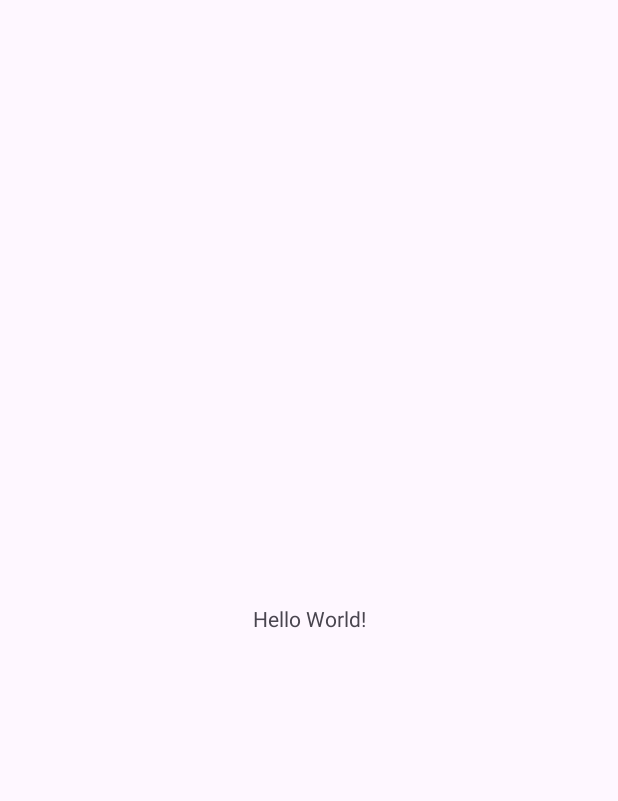
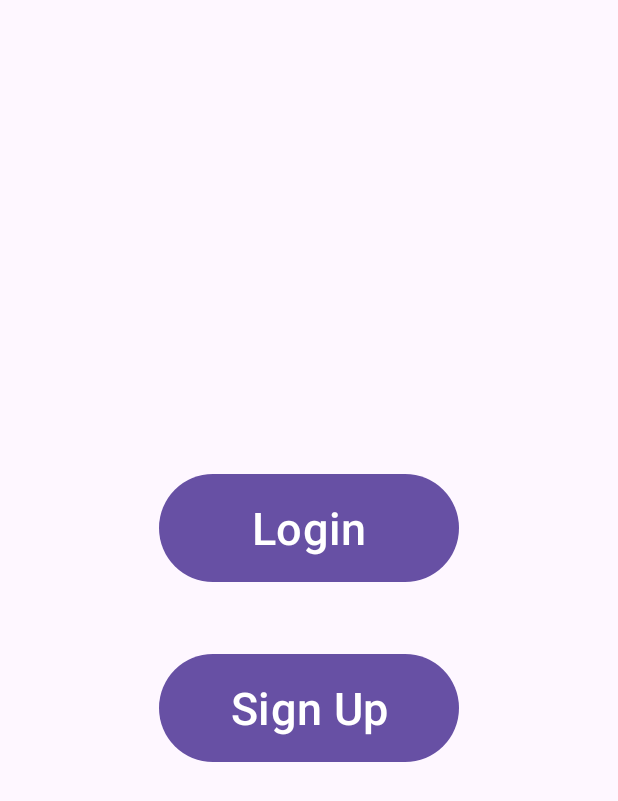
Before and after one commit to ShmoopieDoop/MovieRoullette, an Android app: the screen it shows after launch (MainActivity before the commit, LandingPage after it), on a phone screen of 412 x 824 dp. Before the commit the part shown is almost empty. Shown: the top 801 px of the screen. Run offline under Robolectric (Android 15) with nearby library versions, the phone set to English and light mode, and no system bars.

Commit message:
Added Login and sign up pages

```diff
--- /dev/null
+++ b/app/src/main/java/com/example/movieroullette/LandingPage.java
@@ -0,0 +1,33 @@
+package com.example.movieroullette;
+
+import androidx.appcompat.app.AppCompatActivity;
+
+import android.content.Intent;
+import android.os.Bundle;
+import android.view.View;
+import android.widget.Button;
+
+public class LandingPage extends AppCompatActivity {
+
+    @Override
+    protected void onCreate(Bundle savedInstanceState) {
+        super.onCreate(savedInstanceState);
+        setContentView(R.layout.landing_page);
+
+        // login button
+        findViewById(R.id.login_button).setOnClickListener(
+                view -> {
+                    Intent intent = new Intent(getApplicationContext(), LoginPage.class);
+                    startActivity(intent);
+                }
+        );
+        // sign up button
+        findViewById(R.id.sign_up_button).setOnClickListener(
+                view -> {
+                    Intent intent = new Intent(getApplicationContext(), SignUpPage.class);
+                    startActivity(intent);
+                }
+        );
+
+    }
+}
--- a/app/src/main/java/com/example/movieroullette/MainActivity.java
+++ b/app/src/main/java/com/example/movieroullette/LoginPage.java
@@ -4,11 +4,11 @@ import androidx.appcompat.app.AppCompatActivity;
 
 import android.os.Bundle;
 
-public class MainActivity extends AppCompatActivity {
+public class LoginPage extends AppCompatActivity {
 
     @Override
     protected void onCreate(Bundle savedInstanceState) {
         super.onCreate(savedInstanceState);
-        setContentView(R.layout.activity_main);
+        setContentView(R.layout.activity_login_page);
     }
 }
--- a/app/src/main/res/layout/activity_main.xml
+++ /dev/null
@@ -1,18 +0,0 @@
-<?xml version="1.0" encoding="utf-8"?>
-<androidx.constraintlayout.widget.ConstraintLayout xmlns:android="http://schemas.android.com/apk/res/android"
-        xmlns:tools="http://schemas.android.com/tools"
-        xmlns:app="http://schemas.android.com/apk/res-auto"
-        android:layout_width="match_parent"
-        android:layout_height="match_parent"
-        tools:context=".MainActivity">
-
-    <TextView
-            android:layout_width="wrap_content"
-            android:layout_height="wrap_content"
-            android:text="Hello World!"
-            app:layout_constraintBottom_toBottomOf="parent"
-            app:layout_constraintStart_toStartOf="parent"
-            app:layout_constraintEnd_toEndOf="parent"
-            app:layout_constraintTop_toTopOf="parent" />
-
-</androidx.constraintlayout.widget.ConstraintLayout>
--- /dev/null
+++ b/app/src/main/res/layout/landing_page.xml
@@ -0,0 +1,36 @@
+<?xml version="1.0" encoding="utf-8"?>
+<androidx.constraintlayout.widget.ConstraintLayout xmlns:android="http://schemas.android.com/apk/res/android"
+        xmlns:tools="http://schemas.android.com/tools"
+        xmlns:app="http://schemas.android.com/apk/res-auto"
+        android:layout_width="match_parent"
+        android:layout_height="match_parent"
+        tools:context=".LandingPage">
+
+    <LinearLayout
+            android:orientation="vertical"
+            android:layout_width="0dp"
+            android:layout_height="wrap_content"
+            android:id="@+id/linearLayout"
+            app:layout_constraintEnd_toEndOf="parent"
+            app:layout_constraintTop_toTopOf="parent"
+            app:layout_constraintStart_toStartOf="parent"
+            app:layout_constraintBottom_toBottomOf="parent"
+            android:layout_marginStart="1dp"
+            android:layout_marginEnd="1dp"
+            android:gravity="center">
+
+        <Button
+                android:layout_width="wrap_content"
+                android:layout_height="wrap_content"
+                android:id="@+id/login_button"
+                style="@style/LargeButton"
+                android:text="@string/login_button" />
+
+        <Button
+                android:layout_width="wrap_content"
+                android:layout_height="wrap_content"
+                android:id="@+id/sign_up_button"
+                style="@style/LargeButton"
+                android:text="@string/sign_up_button" />
+    </LinearLayout>
+</androidx.constraintlayout.widget.ConstraintLayout>
--- a/app/src/main/res/values/strings.xml
+++ b/app/src/main/res/values/strings.xml
@@ -1,3 +1,5 @@
 <resources>
     <string name="app_name">Movie Roullette</string>
+    <string name="login_button">Login</string>
+    <string name="sign_up_button">Sign Up</string>
 </resources>
--- /dev/null
+++ b/app/src/main/res/values/styles.xml
@@ -0,0 +1,9 @@
+<?xml version="1.0" encoding="utf-8"?>
+<resources>
+    <style name="LargeButton">
+        <item name="android:width">200dp</item>
+        <item name="android:height">80dp</item>
+        <item name="android:layout_margin">20dp</item>
+        <item name="android:textSize">30sp</item>
+    </style>
+</resources>
```
Also changed, not shown: app/src/main/AndroidManifest.xml (+7 -1 lines), app/src/main/java/com/example/movieroullette/SignUpPage.java (added, +14 -0 lines), app/src/main/res/layout/activity_login_page.xml (added, +9 -0 lines), app/src/main/res/layout/activity_sign_up_page.xml (added, +9 -0 lines).
